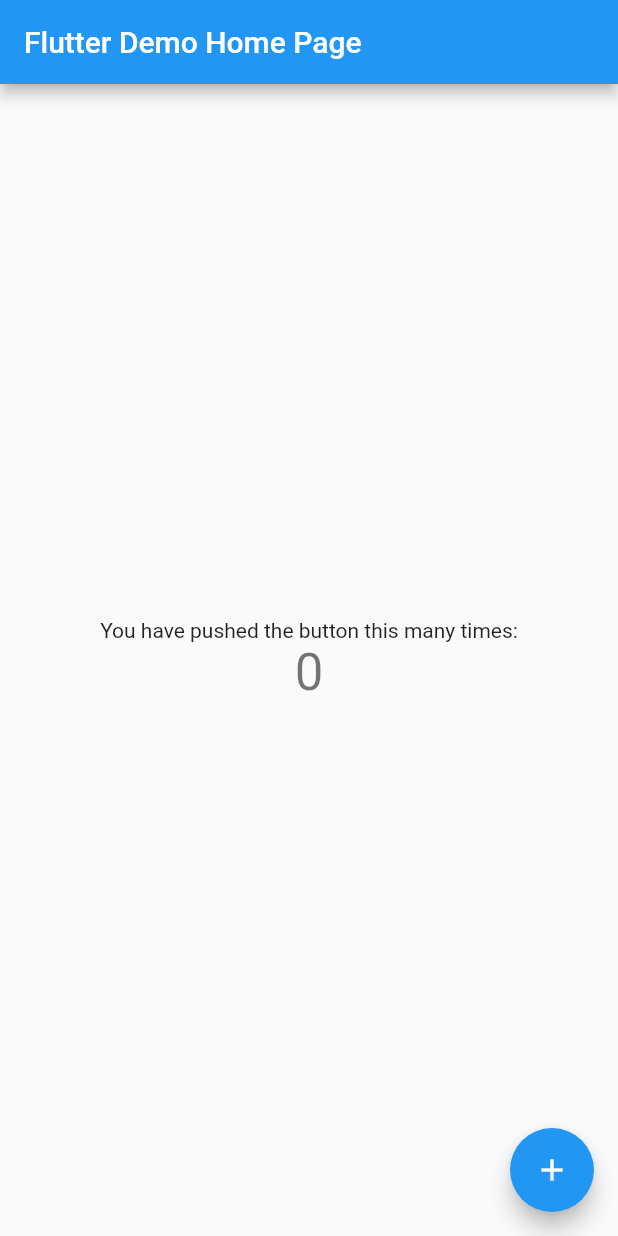
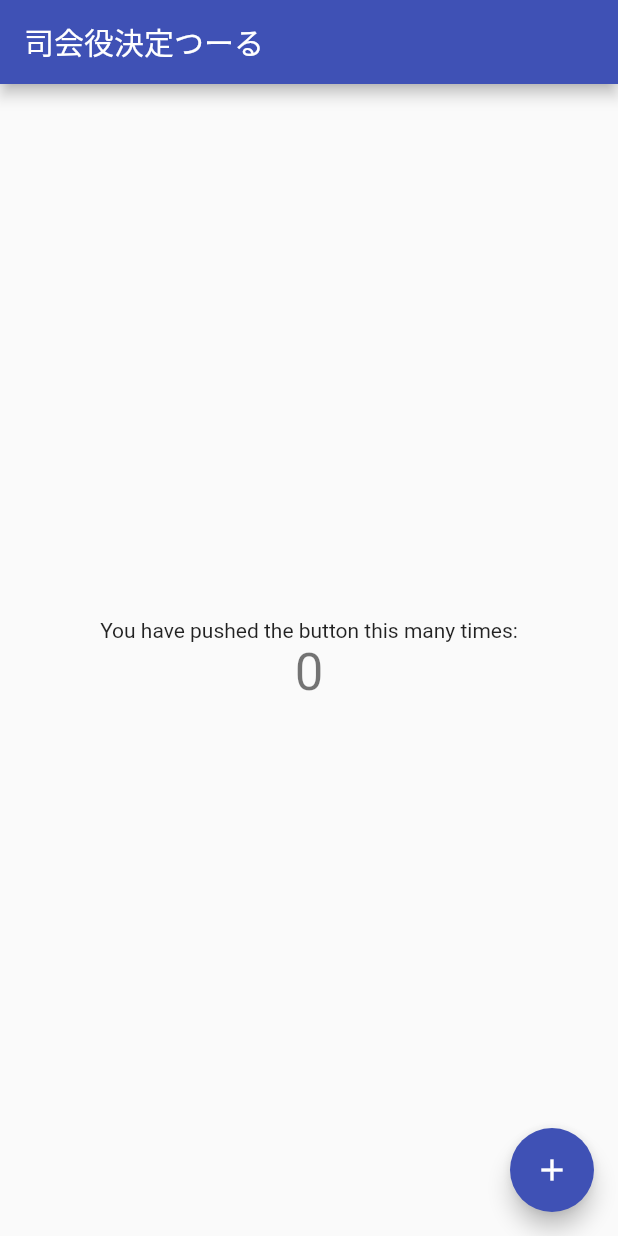
Before and after one commit to tokku5552/flutter_windows_sample, a Flutter app: the screen it shows after launch, on a phone screen of 412 x 824 dp. Run offline on Flutter 3.47's test engine with Material 2 defaults, Android fonts, the phone set to English and light mode, and no system bars.

Commit message:
コメントアウト削除

```diff
--- a/lib/main.dart
+++ b/lib/main.dart
@@ -6,40 +6,20 @@ void main() {
 
 class MyApp extends StatelessWidget {
   const MyApp({Key? key}) : super(key: key);
-
-  // This widget is the root of your application.
   @override
   Widget build(BuildContext context) {
     return MaterialApp(
       title: 'Flutter Demo',
       theme: ThemeData(
-        // This is the theme of your application.
-        //
-        // Try running your application with "flutter run". You'll see the
-        // application has a blue toolbar. Then, without quitting the app, try
-        // changing the primarySwatch below to Colors.green and then invoke
-        // "hot reload" (press "r" in the console where you ran "flutter run",
-        // or simply save your changes to "hot reload" in a Flutter IDE).
-        // Notice that the counter didn't reset back to zero; the application
-        // is not restarted.
-        primarySwatch: Colors.blue,
+        primarySwatch: Colors.indigo,
       ),
-      home: const MyHomePage(title: 'Flutter Demo Home Page'),
+      home: const MyHomePage(title: '司会役決定つーる'),
     );
   }
 }
 
 class MyHomePage extends StatefulWidget {
   const MyHomePage({Key? key, required this.title}) : super(key: key);
-
-  // This widget is the home page of your application. It is stateful, meaning
-  // that it has a State object (defined below) that contains fields that affect
-  // how it looks.
-
-  // This class is the configuration for the state. It holds the values (in this
-  // case the title) provided by the parent (in this case the App widget) and
-  // used by the build method of the State. Fields in a Widget subclass are
-  // always marked "final".
 
   final String title;
 
@@ -52,47 +32,18 @@ class _MyHomePageState extends State<MyHomePage> {
 
   void _incrementCounter() {
     setState(() {
-      // This call to setState tells the Flutter framework that something has
-      // changed in this State, which causes it to rerun the build method below
-      // so that the display can reflect the updated values. If we changed
-      // _counter without calling setState(), then the build method would not be
-      // called again, and so nothing would appear to happen.
       _counter++;
     });
   }
 
   @override
   Widget build(BuildContext context) {
-    // This method is rerun every time setState is called, for instance as done
-    // by the _incrementCounter method above.
-    //
-    // The Flutter framework has been optimized to make rerunning build methods
-    // fast, so that you can just rebuild anything that needs updating rather
-    // than having to individually change instances of widgets.
     return Scaffold(
       appBar: AppBar(
-        // Here we take the value from the MyHomePage object that was created by
-        // the App.build method, and use it to set our appbar title.
         title: Text(widget.title),
       ),
       body: Center(
-        // Center is a layout widget. It takes a single child and positions it
-        // in the middle of the parent.
         child: Column(
-          // Column is also a layout widget. It takes a list of children and
-          // arranges them vertically. By default, it sizes itself to fit its
-          // children horizontally, and tries to be as tall as its parent.
-          //
-          // Invoke "debug painting" (press "p" in the console, choose the
-          // "Toggle Debug Paint" action from the Flutter Inspector in Android
-          // Studio, or the "Toggle Debug Paint" command in Visual Studio Code)
-          // to see the wireframe for each widget.
-          //
-          // Column has various properties to control how it sizes itself and
-          // how it positions its children. Here we use mainAxisAlignment to
-          // center the children vertically; the main axis here is the vertical
-          // axis because Columns are vertical (the cross axis would be
-          // horizontal).
           mainAxisAlignment: MainAxisAlignment.center,
           children: <Widget>[
             const Text(
@@ -109,7 +60,7 @@ class _MyHomePageState extends State<MyHomePage> {
         onPressed: _incrementCounter,
         tooltip: 'Increment',
         child: const Icon(Icons.add),
-      ), // This trailing comma makes auto-formatting nicer for build methods.
+      ),
     );
   }
 }
```
Also changed, not shown: pubspec.yaml (+1 -67 lines).
